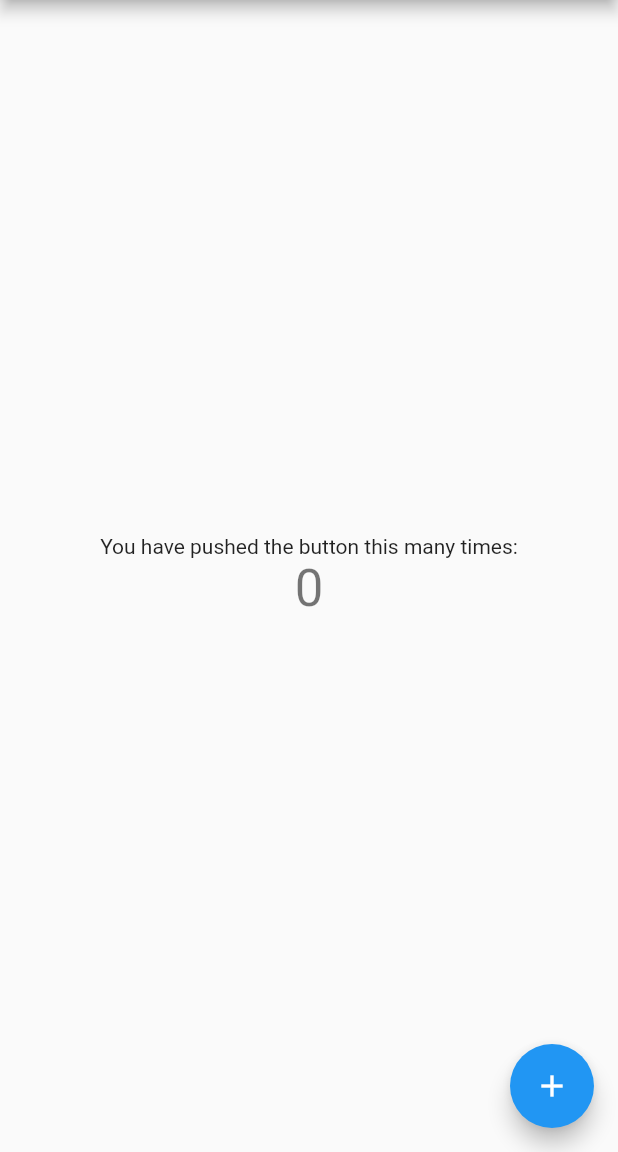
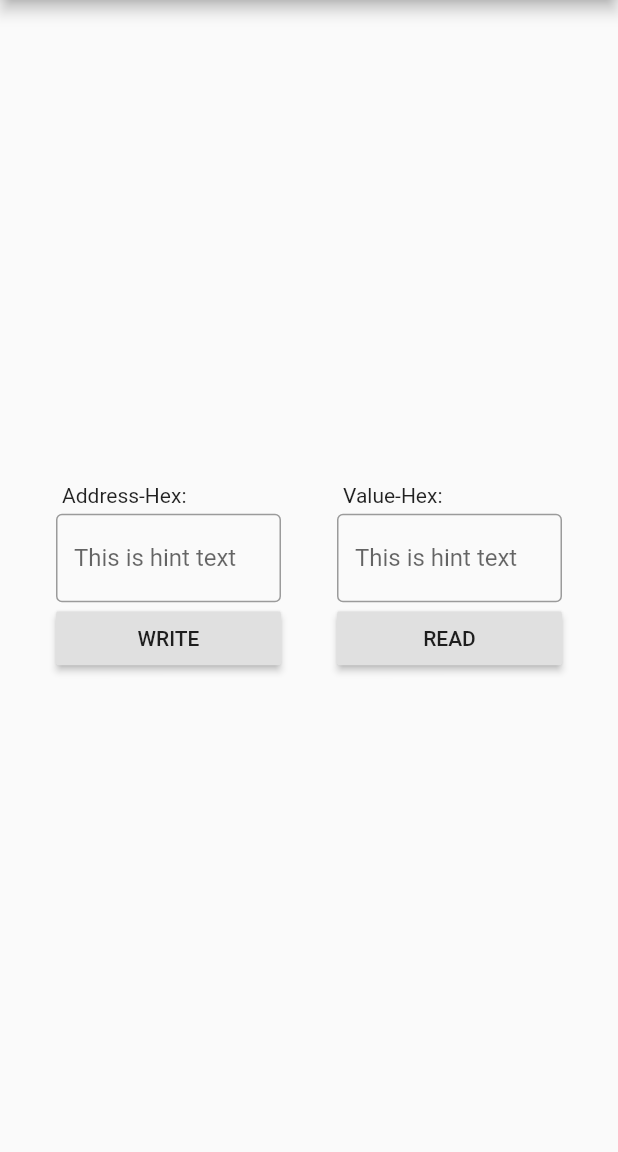
Before and after one commit to SawXu/semtech_ble_control, a Flutter app: the screen it shows after launch, on a phone screen of 412 x 824 dp, the part 84-1236 px from its top. Run offline on Flutter 3.47's test engine with Material 2 defaults, Android fonts, the phone set to English and light mode, and no system bars; missing offline and left inert: flutter_ble_lib.

Commit message:
初步做出读写寄存器的布局

```diff
--- a/lib/main.dart
+++ b/lib/main.dart
@@ -1,7 +1,9 @@
+import 'package:flutter/cupertino.dart';
 import 'package:flutter/material.dart';
 import 'package:flutter_ble_lib/flutter_ble_lib.dart';
 
 BleManager bleManager;
+
 void main() {
   bleManager = BleManager();
   runApp(MyApp());
@@ -55,6 +57,8 @@ class MyHomePage extends StatefulWidget {
 class _MyHomePageState extends State<MyHomePage> {
   int _counter = 0;
 
+  var _controller = TextEditingController();
+
   void _incrementCounter() {
     setState(() {
       // This call to setState tells the Flutter framework that something has
@@ -66,14 +70,13 @@ class _MyHomePageState extends State<MyHomePage> {
     });
   }
 
-
-
-  void _testBle() async{
+  void _testBle() async {
     await bleManager.createClient();
-     bleManager.startPeripheralScan(allowDuplicates: false)
+    bleManager
+        .startPeripheralScan(allowDuplicates: false)
         .listen((scanResult) async {
-       if (scanResult.peripheral.name == "BOB-01"){
-         print("#################### scanned ${scanResult.toString()}");
+      if (scanResult.peripheral.name == "BOB-01") {
+        print("############ scanned ${scanResult.toString()}");
         bleManager.stopPeripheralScan();
         await scanResult.peripheral.connect();
         await scanResult.peripheral.discoverAllServicesAndCharacteristics();
@@ -96,42 +99,64 @@ class _MyHomePageState extends State<MyHomePage> {
         title: Text(widget.title),
       ),
       body: Center(
-        // Center is a layout widget. It takes a single child and positions it
-        // in the middle of the parent.
-        child: Column(
-          // Column is also a layout widget. It takes a list of children and
-          // arranges them vertically. By default, it sizes itself to fit its
-          // children horizontally, and tries to be as tall as its parent.
-          //
-          // Invoke "debug painting" (press "p" in the console, choose the
-          // "Toggle Debug Paint" action from the Flutter Inspector in Android
-          // Studio, or the "Toggle Debug Paint" command in Visual Studio Code)
-          // to see the wireframe for each widget.
-          //
-          // Column has various properties to control how it sizes itself and
-          // how it positions its children. Here we use mainAxisAlignment to
-          // center the children vertically; the main axis here is the vertical
-          // axis because Columns are vertical (the cross axis would be
-          // horizontal).
+        child: Row(
+          mainAxisAlignment: MainAxisAlignment.spaceEvenly,
+          children: <Widget>[
+            Column(
               mainAxisAlignment: MainAxisAlignment.center,
+              crossAxisAlignment: CrossAxisAlignment.start,
               children: <Widget>[
-            Text(
-              'You have pushed the button this many times:',
+                Container(
+                  padding: EdgeInsets.all(4),
+                  alignment: Alignment.topLeft,
+                  child: Text("Address-Hex:", textAlign: TextAlign.start),
                 ),
-            Text(
-              '$_counter',
-              style: Theme
-                  .of(context)
-                  .textTheme
-                  .headline4,
+                Container(
+                  width: 150,
+                  child: TextField(
+                    decoration: InputDecoration(
+                        border: OutlineInputBorder(),
+                        hintText: "This is hint text"),
+                  ),
+                ),
+                Container(
+                  width: 150,
+                  child: RaisedButton(
+                    onPressed: () {},
+                    child: Text("WRITE"),
+                  ),
+                )
+              ],
+            ),
+            Column(
+              mainAxisAlignment: MainAxisAlignment.center,
+              crossAxisAlignment: CrossAxisAlignment.start,
+              children: <Widget>[
+                Container(
+                  padding: EdgeInsets.all(4),
+                  alignment: Alignment.topLeft,
+                  child: Text("Value-Hex:", textAlign: TextAlign.start),
+                ),
+                Container(
+                  width: 150,
+                  child: TextField(
+                    decoration: InputDecoration(
+                        border: OutlineInputBorder(),
+                        hintText: "This is hint text"),
+                  ),
+                ),
+                Container(
+                  width: 150,
+                  child: RaisedButton(
+                    onPressed: () {},
+                    child: Text("READ"),
+                  ),
+                )
+
+              ],
             ),
           ],
         ),
-      ),
-      floatingActionButton: FloatingActionButton(
-        onPressed: _testBle,
-        tooltip: 'Increment',
-        child: Icon(Icons.add),
       ), // This trailing comma makes auto-formatting nicer for build methods.
     );
   }
```
Also changed, not shown: pubspec.lock. Lines whose indentation alone changed are shown as unchanged.
